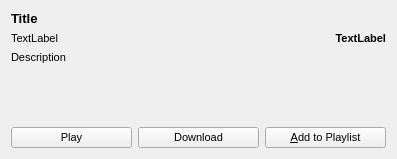
Above: podcatcher/Resources/ui/widgets/EpisodeDetailWidget.ui from lostrootpass/alphagem before the change. Below: the same form after it.
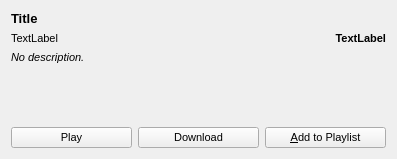
That is the form after the change.

Commit message: Default description for descriptionless episodes.

Patch:
```diff
--- a/podcatcher/Resources/ui/widgets/EpisodeDetailWidget.ui
+++ b/podcatcher/Resources/ui/widgets/EpisodeDetailWidget.ui
@@ -83,7 +83,7 @@
       <string notr="true"/>
      </property>
      <property name="text">
-      <string>Description</string>
+      <string>&lt;span style='font-style: italic'&gt;No description.&lt;/span&gt;</string>
      </property>
      <property name="alignment">
       <set>Qt::AlignLeading|Qt::AlignLeft|Qt::AlignTop</set>
```
The commit also changes 1 other file.
